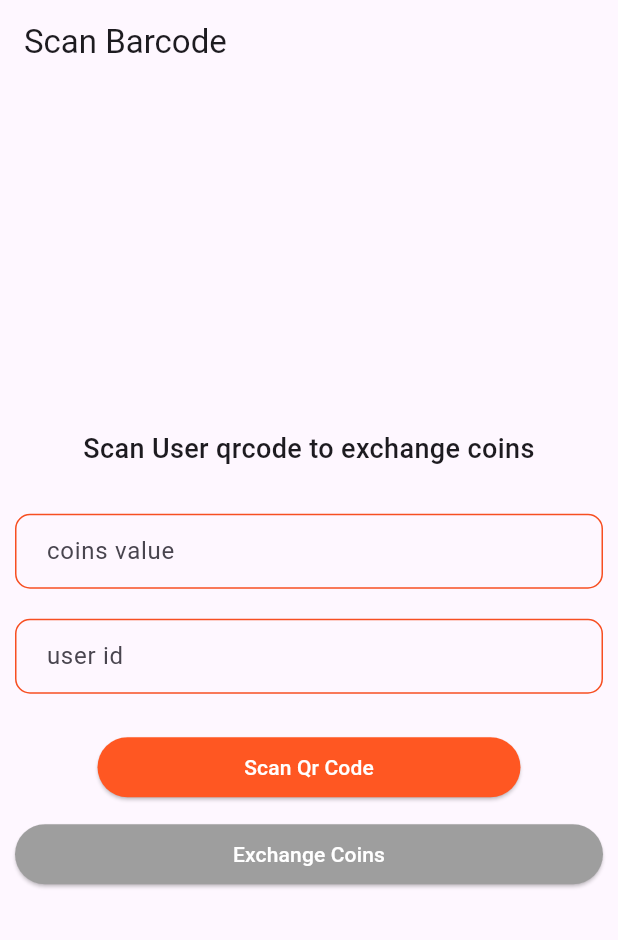
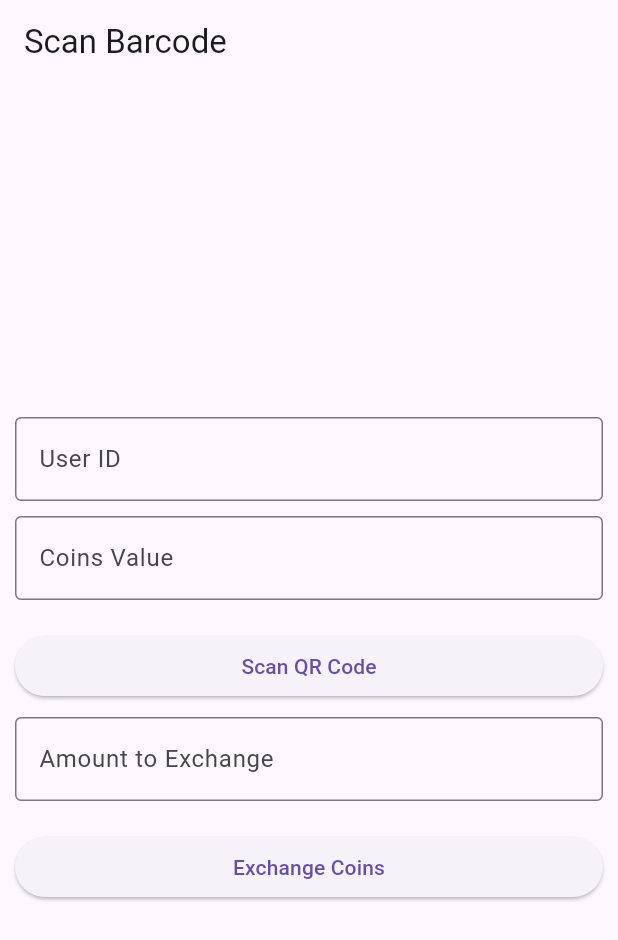
Before and after one commit to hossamramadan115/scan_ui, a Flutter app: the screen it shows after launch, on a phone screen of 412 x 824 dp. Shown: the top 940 px of the screen. Run offline on Flutter 3.47's test engine with Material 3 defaults, Android fonts, the phone set to English and light mode, and no system bars; our stand-ins replace bloc, equatable, flutter_bloc; missing offline and left inert: flutter_barcode_scanner.

Commit message:
make app can easly scan qr code

```diff
--- /dev/null
+++ b/lib/app/cubit/profile_cubit.dart
@@ -0,0 +1,20 @@
+import "package:bloc/bloc.dart";
+import 'package:equatable/equatable.dart';
+
+// Correct use of 'part' to include the 'profile_state.dart' file.
+part 'profile_state.dart';
+
+class ProfileCubit extends Cubit<ProfileState> {
+  ProfileCubit() : super(ProfileInitial());
+
+  void getExchangeCoins({required String amount}) {
+    try {
+      // Simulate a network call
+      Future.delayed(Duration(seconds: 2), () {
+        emit(SuccessExchangeCoinsState());
+      });
+    } catch (e) {
+      emit(ErrorState(e.toString()));
+    }
+  }
+}
--- /dev/null
+++ b/lib/app/cubit/profile_state.dart
@@ -0,0 +1,19 @@
+// Correct use of 'part of' to link back to 'profile_cubit.dart'
+part of 'profile_cubit.dart';
+
+abstract class ProfileState extends Equatable {
+  @override
+  List<Object> get props => [];
+}
+
+class ProfileInitial extends ProfileState {}
+
+class SuccessExchangeCoinsState extends ProfileState {}
+
+class ErrorState extends ProfileState {
+  final String message;
+  ErrorState(this.message);
+
+  @override
+  List<Object> get props => [message];
+}
--- a/lib/main.dart
+++ b/lib/main.dart
@@ -1,5 +1,8 @@
+import 'dart:convert';
 import 'package:flutter/material.dart';
 import 'package:flutter_barcode_scanner/flutter_barcode_scanner.dart';
+import 'package:flutter_bloc/flutter_bloc.dart';
+import 'package:scan_app/app/cubit/profile_cubit.dart';
 
 void main() {
   runApp(MyApp());
@@ -14,7 +17,10 @@ class MyApp extends StatelessWidget {
         primarySwatch: Colors.blue,
       ),
       debugShowCheckedModeBanner: false,
-      home: MyHomePage(),
+      home: BlocProvider(
+        create: (context) => ProfileCubit(),
+        child: MyHomePage(),
+      ),
     );
   }
 }
@@ -25,20 +31,50 @@ class MyHomePage extends StatefulWidget {
 }
 
 class _MyHomePageState extends State<MyHomePage> {
-  String coinsValue = '';
-  String userId = '';
+  final TextEditingController userIdController = TextEditingController();
+  final TextEditingController coinsValueController = TextEditingController();
+  final TextEditingController amountController = TextEditingController();
+
+  @override
+  void dispose() {
+    userIdController.dispose();
+    coinsValueController.dispose();
+    amountController.dispose();
+    super.dispose();
+  }
 
   Future<void> _scanBarcode() async {
     try {
-      String barcode = await FlutterBarcodeScanner.scanBarcode(
-        '#004297',
+      String barcodeResult = await FlutterBarcodeScanner.scanBarcode(
+        '#ff6666',
         'Cancel',
         true,
-        ScanMode.BARCODE,
+        ScanMode.QR,
       );
+      if (barcodeResult != '-1' && barcodeResult.isNotEmpty) {
+        var decodedData = jsonDecode(barcodeResult);
+        setState(() {
+          userIdController.text = decodedData['id'].toString();
+          coinsValueController.text = decodedData['coins'].toString();
+        });
+      }
     } catch (e) {
-      print('Error scanning barcode: $e');
+      print('Error decoding barcode: $e');
+      setState(() {
+        userIdController.text = 'Failed to get the user ID';
+        coinsValueController.text = 'Failed to get the coins value';
+      });
     }
+  }
+
+  void exchangeCoins() {
+    context.read<ProfileCubit>().getExchangeCoins(amount: amountController.text);
+  }
+
+  void clearInputs() {
+    userIdController.clear();
+    coinsValueController.clear();
+    amountController.clear();
   }
 
   @override
@@ -47,93 +83,83 @@ class _MyHomePageState extends State<MyHomePage> {
       appBar: AppBar(
         title: Text('Scan Barcode'),
       ),
-      body: Center(
+      body: BlocListener<ProfileCubit, ProfileState>(
+        listener: (context, state) {
+          if (state is SuccessExchangeCoinsState) {
+            showDialog(
+              context: context,
+              builder: (context) => AlertDialog(
+                title: Text("Success"),
+                content: Text("Coins exchanged successfully."),
+                actions: [
+                  TextButton(
+                    onPressed: () {
+                      Navigator.of(context).pop();
+                      clearInputs();
+                    },
+                    child: Text('OK'),
+                  ),
+                ],
+              ),
+            );
+          }
+        },
+        child: Center(
           child: Padding(
             padding: const EdgeInsets.all(10.0),
             child: Column(
               crossAxisAlignment: CrossAxisAlignment.stretch,
               mainAxisAlignment: MainAxisAlignment.center,
               children: [
-              Text(
-                'Scan User qrcode to exchange coins',
-                textAlign: TextAlign.center,
-                style: TextStyle(
-                  fontSize: 18.0,
-                  fontWeight: FontWeight.w500,
+                TextFormField(
+                  controller: userIdController,
+                  readOnly: true,
+                  decoration: InputDecoration(
+                    labelText: 'User ID',
+                    border: OutlineInputBorder(),
                   ),
                 ),
-              SizedBox(height: 20.0),
-              Container(
-                padding: EdgeInsets.symmetric(horizontal: 20.0),
-                margin: EdgeInsets.symmetric(vertical: 10.0),
-                decoration: BoxDecoration(
-                  border: Border.all(color: Color(0xffF74F22)),
-                  borderRadius: BorderRadius.circular(10.0),
-                ),
-                child: TextFormField(
+                SizedBox(height: 10),
+                TextFormField(
+                  controller: coinsValueController,
+                  readOnly: true,
                   decoration: InputDecoration(
-                    border: InputBorder.none,
-                    hintText: 'coins value',
-                    contentPadding: EdgeInsets.symmetric(
-                        vertical: 10.0),
-                  ),
-                  onChanged: (value) {
-                    setState(() {
-                      coinsValue = value;
-                    });
-                  },
+                    labelText: 'Coins Value',
+                    border: OutlineInputBorder(),
                   ),
                 ),
-              Container(
-                padding: EdgeInsets.symmetric(horizontal: 20.0),
-                margin: EdgeInsets.symmetric(vertical: 10.0),
-                decoration: BoxDecoration(
-                  border: Border.all(color: Color(0xffF74F22)),
-                  borderRadius: BorderRadius.circular(10.0),
-                ),
-                child: TextFormField(
-                  decoration: InputDecoration(
-                    border: InputBorder.none,
-                    hintText: 'user id',
-                    contentPadding: EdgeInsets.symmetric(
-                        vertical: 10.0),
-                  ),
-                  onChanged: (value) {
-                    setState(() {
-                      coinsValue = value;
-                    });
-                  },
+                SizedBox(height: 20),
+                ElevatedButton(
+                  onPressed: _scanBarcode,
+                  child: Text('Scan QR Code'),
+                  style: ElevatedButton.styleFrom(
+                    // primary: Colors.blue,
+                    // onPrimary: Colors.white,
                   ),
                 ),
-              SizedBox(height: 15.0),
-              Padding(
-                padding: const EdgeInsets.symmetric(horizontal: 55.0),
-                child: ElevatedButton(
-                  onPressed: _scanBarcode,
-                  style: ElevatedButton.styleFrom(
-                    primary: Colors.deepOrange,
-                  ),
-                  child: Text(
-                    'Scan Qr Code',
-                    style: TextStyle(color: Colors.white),
+                SizedBox(height: 10),
+                TextFormField(
+                  controller: amountController,
+                  keyboardType: TextInputType.number,
+                  decoration: InputDecoration(
+                    labelText: 'Amount to Exchange',
+                    border: OutlineInputBorder(),
                   ),
                 ),
-              ),
-              SizedBox(height: 10.0),
+                SizedBox(height: 20),
                 ElevatedButton(
-                onPressed: () {},
+                  onPressed: exchangeCoins,
+                  child: Text('Exchange Coins'),
                   style: ElevatedButton.styleFrom(
-                  primary: Colors.grey,
-                ),
-                child: Text(
-                  'Exchange Coins',
-                  style: TextStyle(color: Colors.white),
+                    // primary: Colors.green,
+                    // onPrimary: Colors.white,
                   ),
                 ),
               ],
             ),
           ),
         ),
+      ),
     );
   }
 }
--- a/pubspec.yaml
+++ b/pubspec.yaml
@@ -39,6 +39,9 @@ dependencies:
 dev_dependencies:
   flutter_test:
     sdk: flutter
+  cupertino_icons: ^1.0.2
+  flutter_bloc: ^8.0.1  # Add this line
+  equatable: ^2.0.3     # Add this line
   flutter_barcode_scanner: ^2.0.0
   # The "flutter_lints" package below contains a set of recommended lints to
   # encourage good coding practices. The lint set provided by the package is
```
Also changed, not shown: pubspec.lock. Lines whose indentation alone changed are shown as unchanged.
